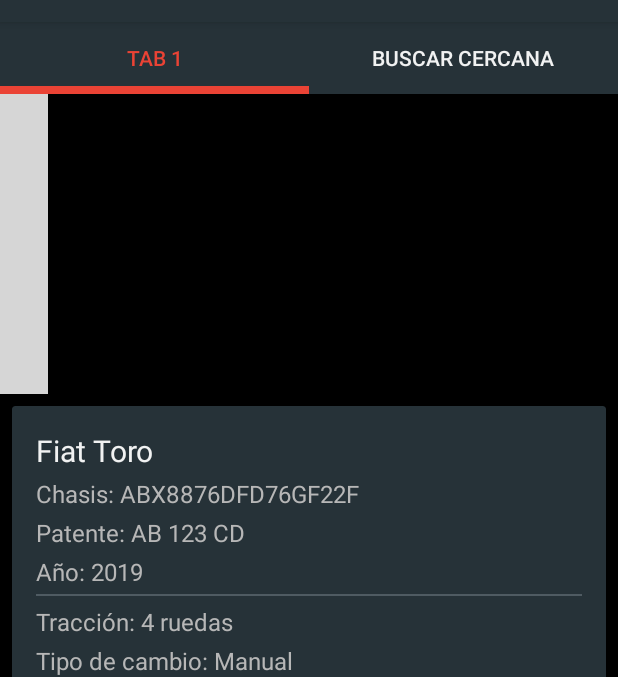
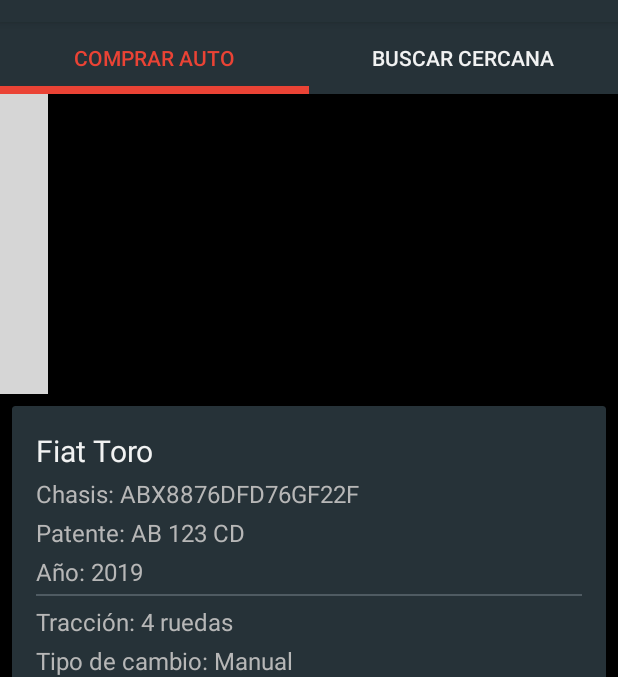
Before and after one commit to dmerniestic1987/cardPublicity, an Android app: the fragment CarDealerTabFragment placed in its activity, on a phone screen of 412 x 824 dp, the part 62-739 px from its top. Run offline under Robolectric (Android 15) with nearby library versions, the phone set to English and light mode, and no system bars; libraries missing offline, so code that uses them is left out: com.smarteist.autoimageslider; plain views replace SliderLayout; 10 statements that could not run were skipped; grey boxes are pictures that could not be loaded.

Commit message:
Se corrige interfáz gráfica y se cambia nombre en concesionarias

```diff
--- a/CardPublicity/app/src/main/java/ar/com/betex/cardpublicity/fragments/CarDealerTabFragment.java
+++ b/CardPublicity/app/src/main/java/ar/com/betex/cardpublicity/fragments/CarDealerTabFragment.java
@@ -91,7 +91,7 @@
 
             switch (position) {
                 case 0:
-                    return getString(R.string.title_find_concesionaria_tab_1);
+                    return getString(R.string.title_find_concesionaria_buy);
                 case 1:
                     return getString(R.string.title_find_concesionaria);
             }
--- a/CardPublicity/app/src/main/res/values/strings.xml
+++ b/CardPublicity/app/src/main/res/values/strings.xml
@@ -25,5 +25,5 @@
     <string name="my_card_manual_button_title">Manual oficial</string>
 
     <string name="title_find_concesionaria">Buscar cercana</string>
-    <string name="title_find_concesionaria_tab_1">Tab 1</string>
+    <string name="title_find_concesionaria_buy">Comprar auto</string>
 </resources>
```
